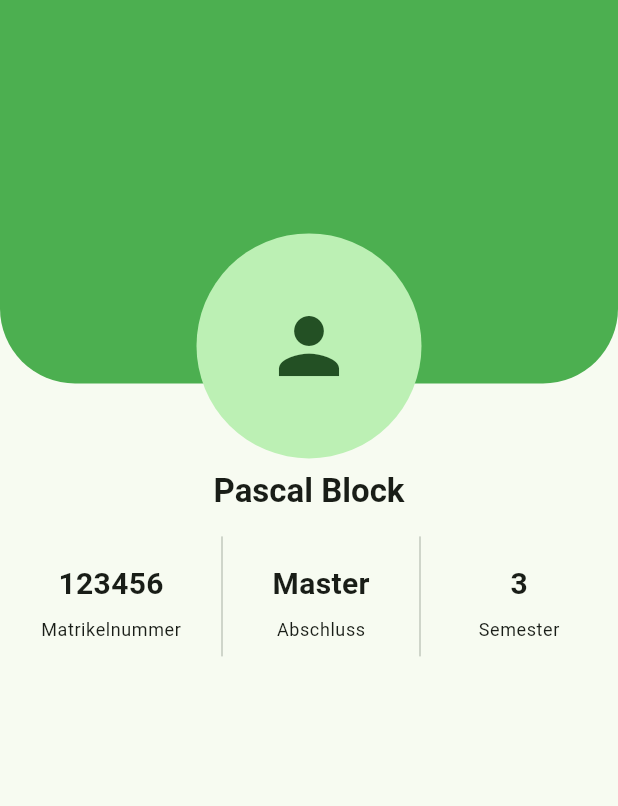
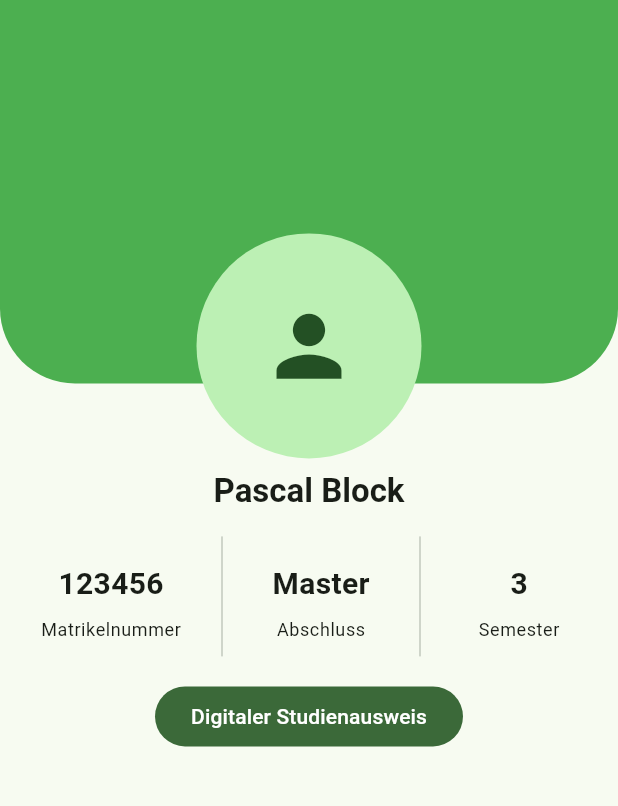
Before and after one commit to Feeelix92/campus_guide_gui, a Flutter app: the UserProfile screen opened by its route, on a phone screen of 412 x 824 dp, the part 90-896 px from its top. Run offline on Flutter 3.47's test engine with Material 2 defaults, Android fonts, the phone set to English and light mode, and no system bars; our stand-ins replace qr_flutter.

Commit message:
add digital student id

```diff
--- a/lib/screens/profile.dart
+++ b/lib/screens/profile.dart
@@ -1,12 +1,14 @@
 import 'package:flutter/material.dart';
+
 import '../widgets/appDrawer.dart';
 import '../widgets/customAppBar.dart';
-
+import '../widgets/studentId.dart';
 
 class UserProfile extends StatelessWidget {
   const UserProfile({Key? key}) : super(key: key);
 
-  final String userName = "Pascal Block";
+  final String firstName = "Pascal";
+  final String lastName = "Block";
 
   @override
   Widget build(BuildContext context) {
@@ -23,14 +25,16 @@ class UserProfile extends StatelessWidget {
               child: Column(
                 children: [
                   Text(
-                    userName,
+                    '$firstName $lastName',
                     style: Theme.of(context)
                         .textTheme
                         .titleLarge
                         ?.copyWith(fontWeight: FontWeight.bold),
                   ),
                   const SizedBox(height: 16),
-                  const _ProfileInfoRow()
+                  const _ProfileInfoRow(),
+                  const SizedBox(height: 16),
+                  StudentID()
                 ],
               ),
             ),
@@ -126,7 +130,7 @@ class _TopPortion extends StatelessWidget {
                 const CircleAvatar(
                   child: Icon(
                     Icons.person,
-                    size: 60,
+                    size: 65,
                   ),
                 )
             : Container(
--- /dev/null
+++ b/lib/widgets/studentId.dart
@@ -0,0 +1,46 @@
+import '../widgets/qr_code.dart';
+import 'package:flutter/material.dart';
+
+
+class StudentID extends StatefulWidget {
+  StudentID({Key? key}) : super(key: key);
+
+  final String firstName = "Pascal";
+  final String lastName = "Block";
+  final int matriculationNumber = 123456;
+  final DateTime startSemesterTicket = DateTime(2023, 09, 30);
+  final DateTime endSemesterTicket = DateTime(2022, 10, 01);
+  bool _studentIdIsVisible = false;
+
+  @override
+  State<StudentID> createState() => _StudentIDState();
+}
+
+class _StudentIDState extends State<StudentID> {
+  @override
+  Widget build(BuildContext context) {
+    return Column(
+        children: [
+          FilledButton(
+            onPressed: () {
+              setState(() {
+                widget._studentIdIsVisible = !widget._studentIdIsVisible;
+              });
+            },
+            child: const Text('Digitaler Studienausweis'),
+          ),
+          const SizedBox(height: 16),
+          Visibility(
+              visible: widget._studentIdIsVisible,
+              child: QrCode(
+                  firstName: widget.firstName,
+                  lastName: widget.lastName,
+                  matriculationNumber: widget.matriculationNumber,
+                  startSemesterTicket: widget.startSemesterTicket,
+                  endSemesterTicket: widget.endSemesterTicket
+              )
+          )
+        ]
+    );
+  }
+}
--- a/pubspec.yaml
+++ b/pubspec.yaml
@@ -35,6 +35,7 @@ dependencies:
   # Use with the CupertinoIcons class for iOS style icons.
   cupertino_icons: ^1.0.2
   http: ^0.13.6
+  qr_flutter: ^4.1.0
 
 dev_dependencies:
   flutter_test:
```
Also changed, not shown: lib/widgets/qr_code.dart (added, +38 -0 lines), pubspec.lock.
